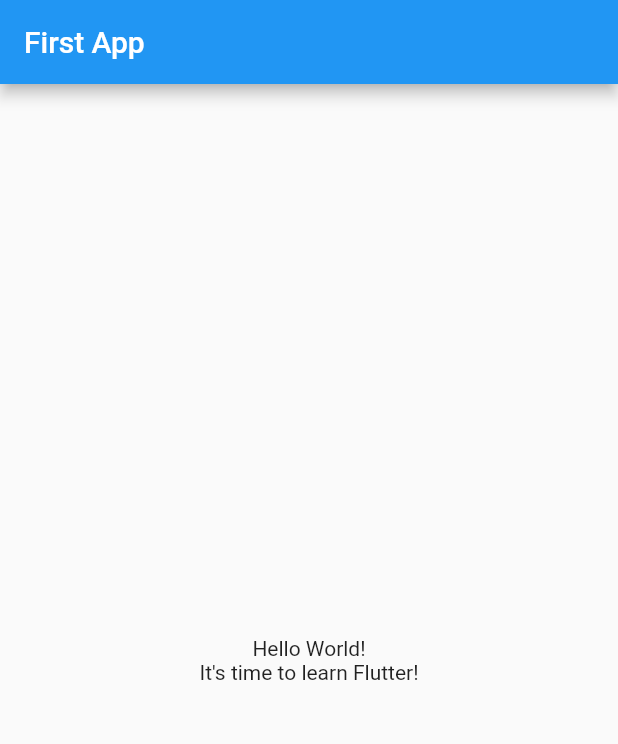
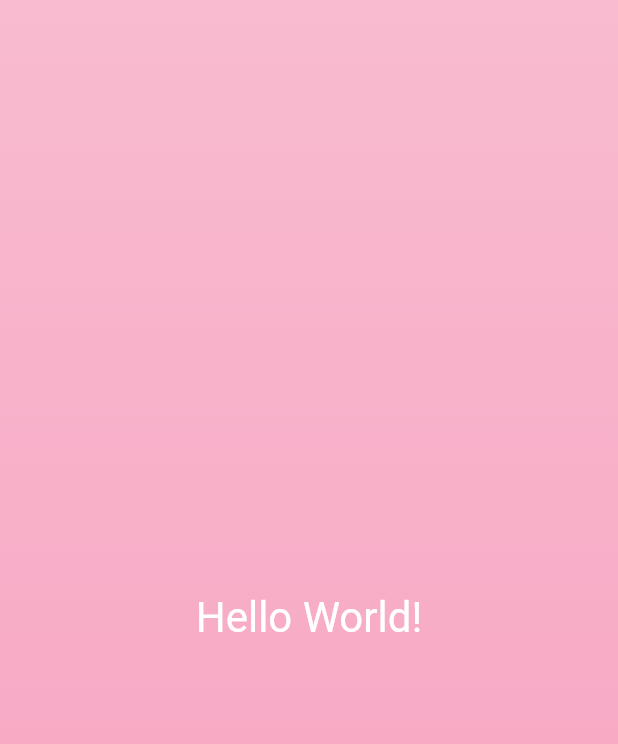
Before and after one commit to finkastwn/Dice-Roll-App, a Flutter app: the screen it shows after launch, on a phone screen of 412 x 824 dp. Shown: the top 744 px of the screen. Run offline on Flutter 3.47's test engine with Material 2 defaults, Android fonts, the phone set to English and light mode, and no system bars.

```diff
--- a/lib/main.dart
+++ b/lib/main.dart
@@ -1,34 +1,37 @@
 import 'package:flutter/material.dart';
 
 void main() {
-  runApp(const MyApp());
+  runApp(
+    const MaterialApp(
+      home: Scaffold(
+        body: GradientContainer(),
+      ),
+    ),
+  );
 }
 
-class MyApp extends StatelessWidget {
-  const MyApp({super.key});
+class GradientContainer extends StatelessWidget {
+  const GradientContainer({super.key});
 
   @override
   Widget build(BuildContext context) {
-    return MaterialApp(
-      title: 'Flutter Demo',
-      theme: ThemeData(
-        primarySwatch: Colors.blue,
+    return Container(
+      decoration: const BoxDecoration(
+        gradient: LinearGradient(
+          colors: [
+            Color(0xFFF8BBD0),
+            Color.fromARGB(255, 248, 159, 190),
+          ],
+          begin: Alignment.topCenter,
+          end: Alignment.bottomCenter,
+        ),
       ),
-      home: Scaffold(
-        appBar: AppBar(
-          title: const Text('First App'),
-        ),
-        body: const Center(
-          child: Column(
-            mainAxisAlignment: MainAxisAlignment.center,
-            children: [
-              Text(
-                'Hello World!',
-              ),
-              Text(
-                'It\'s time to learn Flutter!',
-              ),
-            ],
+      child: const Center(
+        child: Text(
+          'Hello World!',
+          style: TextStyle(
+            color: Colors.white,
+            fontSize: 28,
           ),
         ),
       ),
```
